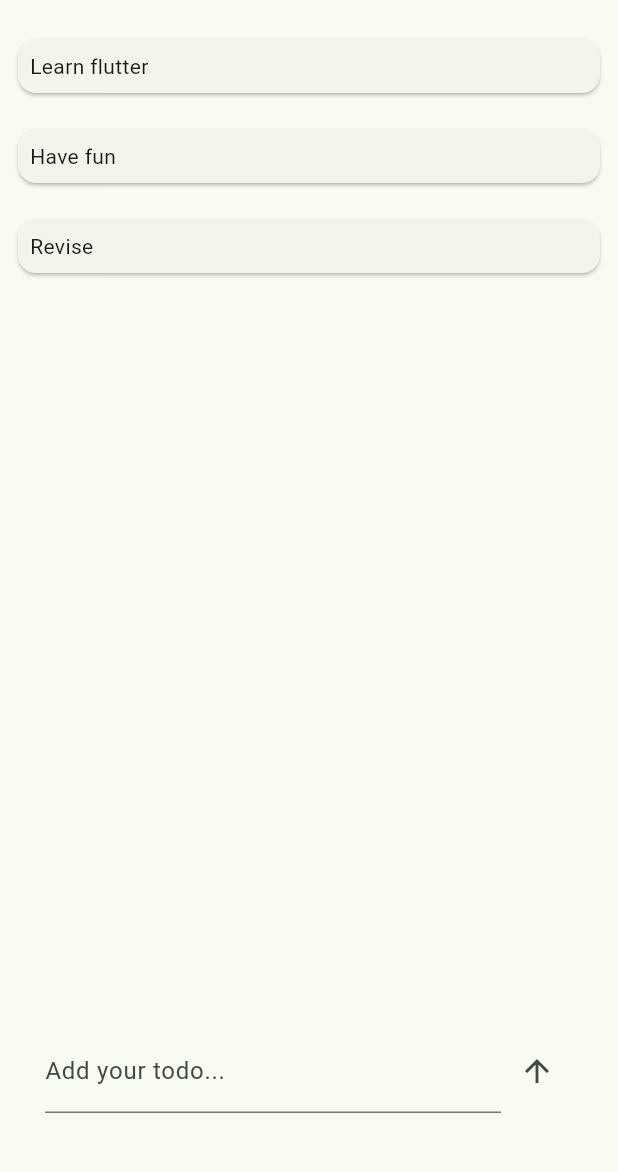
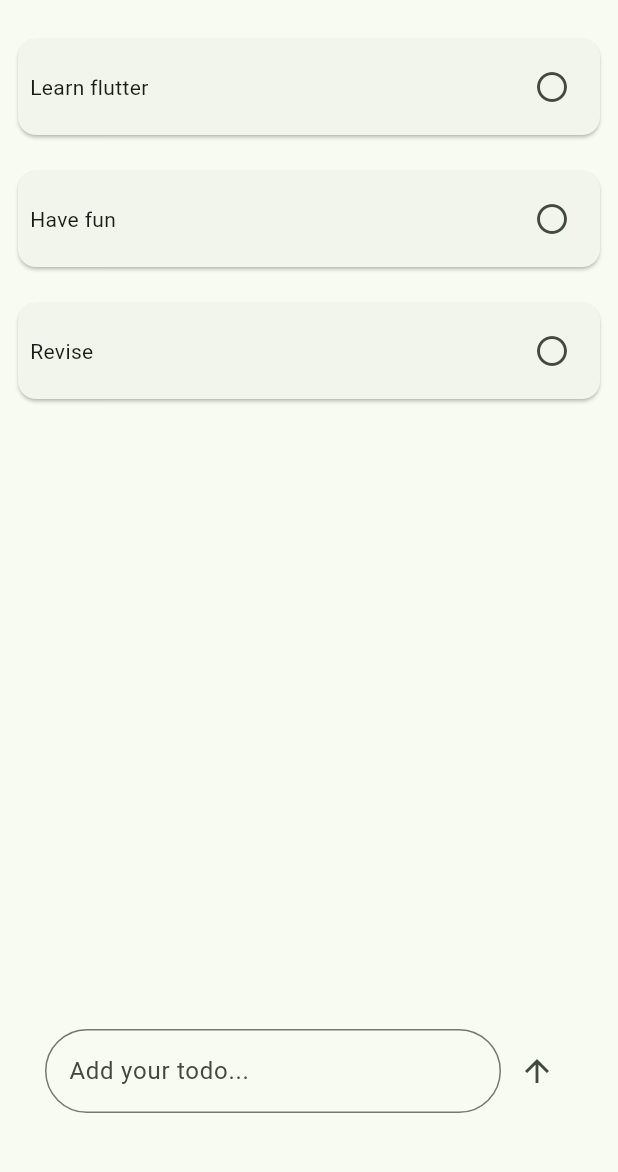
Before and after one commit to anchit-chandran/todoy, a Flutter app: the screen it shows after launch, on a phone screen of 412 x 824 dp, the part 63-1235 px from its top. Run offline on Flutter 3.47's test engine with Material 3 defaults, Android fonts, the phone set to English and light mode, and no system bars.

```diff
--- a/lib/main.dart
+++ b/lib/main.dart
@@ -50,13 +50,41 @@ class MainPage extends StatefulWidget {
 class _MainPageState extends State<MainPage> {
   var todos = ['Learn flutter', 'Have fun', "Revise"];
 
+  TextEditingController textController = TextEditingController();
+
+  // fn will grab textFromChild and create a new todo and append it to todos
+  void createNewTodo() {
+    setState(() {
+      todos.add(textController.text);
+      textController.clear(); // clear the input box on submit
+    });
+  }
+
+  @override
+  void dispose() {
+    textController.dispose();
+    super.dispose();
+  }
+
   Widget renderTodo(String todo) {
     return Padding(
       padding: const EdgeInsets.all(8.0),
       child: Card(
         child: Padding(
           padding: const EdgeInsets.all(8.0),
-          child: Text(todo),
+          child: Row(
+            mainAxisAlignment: MainAxisAlignment.spaceBetween,
+            children: [
+              Text(todo),
+              IconButton(
+                  onPressed: () {
+                    setState(() {
+                      todos.remove(todo);
+                    });
+                  },
+                  icon: Icon(Icons.circle_outlined)),
+            ],
+          ),
         ),
       ),
     );
@@ -71,7 +99,10 @@ class _MainPageState extends State<MainPage> {
           Expanded(
               child: ListView(
                   children: todos.map((todo) => renderTodo(todo)).toList())),
-          SearchBox()
+          SearchBox(
+            controller: textController,
+            onSubmit: createNewTodo,
+          ),
         ],
       ),
     );
@@ -79,8 +110,13 @@ class _MainPageState extends State<MainPage> {
 }
 
 class SearchBox extends StatelessWidget {
+  final void Function() onSubmit;
+  final TextEditingController controller;
+
   const SearchBox({
     super.key,
+    required this.controller,
+    required this.onSubmit,
   });
 
   @override
@@ -93,11 +129,18 @@ class SearchBox extends StatelessWidget {
           children: [
             Expanded(
               child: TextField(
+                  controller: controller,
                   decoration: InputDecoration(
-                labelText: 'Add your todo...',
-              )),
+                      labelText: 'Add your todo...',
+                      border: OutlineInputBorder(
+                        borderRadius: BorderRadius.circular(50),
+                        borderSide: BorderSide(),
+                      ))),
             ),
-            IconButton(onPressed: () {}, icon: Icon(Icons.arrow_upward))
+            IconButton(
+              onPressed: onSubmit,
+              icon: Icon(Icons.arrow_upward),
+            )
           ],
         ));
   }
```
